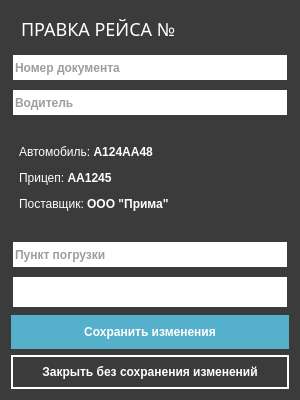
First picture: the form in operators_gui/uis/trip_edit.ui, repository krsnvss/beetstock, before the edit.
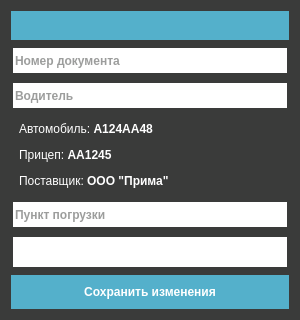
Second picture: the form after the edit. Icons and pictures are not drawn.

```diff
--- a/operators_gui/uis/trip_edit.ui
+++ b/operators_gui/uis/trip_edit.ui
@@ -10,7 +10,7 @@
     <x>0</x>
     <y>0</y>
     <width>300</width>
-    <height>400</height>
+    <height>320</height>
    </rect>
   </property>
   <property name="focusPolicy">
@@ -124,22 +124,20 @@
   </property>
   <layout class="QVBoxLayout" name="verticalLayout">
    <item>
-    <widget class="QLabel" name="headerLbl">
-     <property name="sizePolicy">
-      <sizepolicy hsizetype="Expanding" vsizetype="Fixed">
-       <horstretch>0</horstretch>
-       <verstretch>0</verstretch>
-      </sizepolicy>
-     </property>
+    <widget class="QLineEdit" name="headerEdit">
      <property name="styleSheet">
-      <string notr="true">QLabel{
+      <string notr="true">QLineEdit{
+	background-color:#54b0cb;
 	color:#ffffff;
-	font:18px bold;
-	border:0px solid #3a3b3a;
+	font:bold;
+	border-color:#54b0cb;
 }</string>
      </property>
      <property name="text">
-      <string>ПРАВКА РЕЙСА №</string>
+      <string/>
+     </property>
+     <property name="readOnly">
+      <bool>true</bool>
      </property>
     </widget>
    </item>
@@ -232,29 +230,6 @@
      </property>
     </widget>
    </item>
-   <item>
-    <widget class="QPushButton" name="cancelBtn">
-     <property name="styleSheet">
-      <string notr="true">QPushButton{
-	background-color:#3a3b3a;
-	color:#ffffff;
-	font:bold;
-	border:2px solid #ffffff;
-}
-QPushButton::hover{
-	color:#448fa6;
-	border:2px solid #448fa6;
-}
-QPushButton::pressed{
-	color:#3a3b3a;
-	border:2px solid #3a3b3a;
-}</string>
-     </property>
-     <property name="text">
-      <string>Закрыть без сохранения изменений</string>
-     </property>
-    </widget>
-   </item>
   </layout>
   <action name="changeDriver">
    <property name="icon">
```
Left out of the diff: 36 changed lines with no effect on the pictures.
